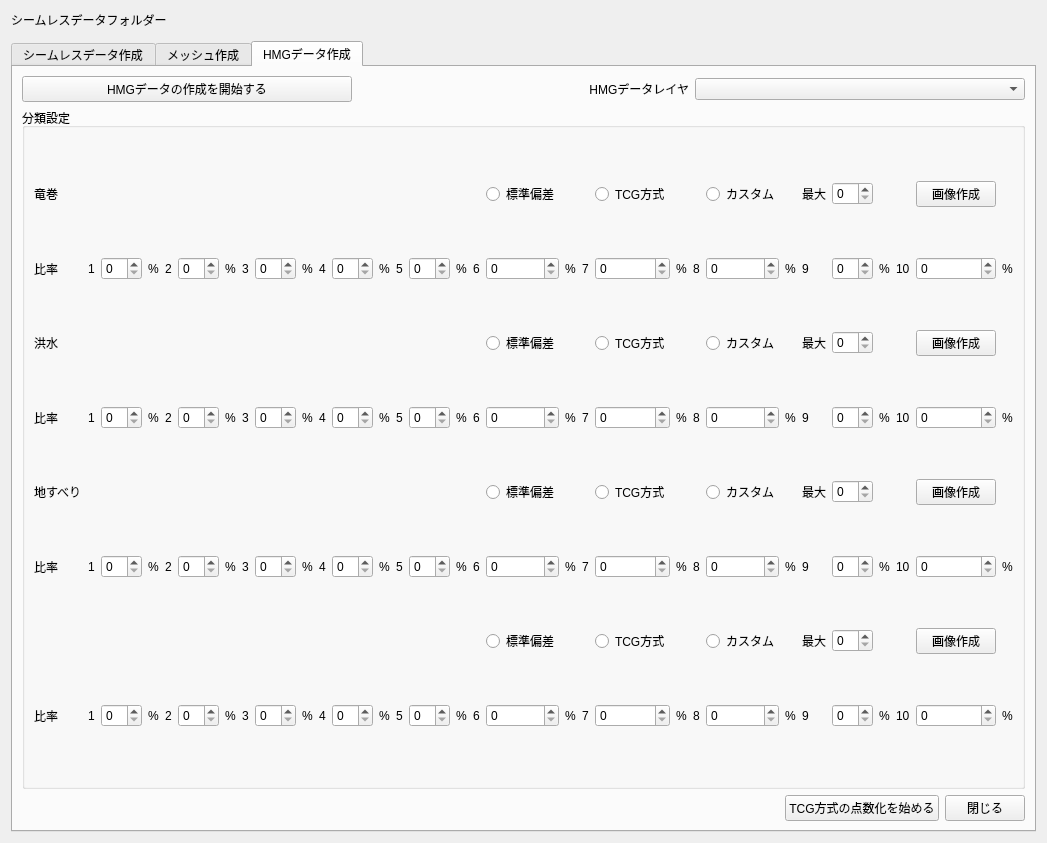
Above: ui/main_window.ui from 0712kazu/HazardMapGame_tool before the change. Below: the same form after it.
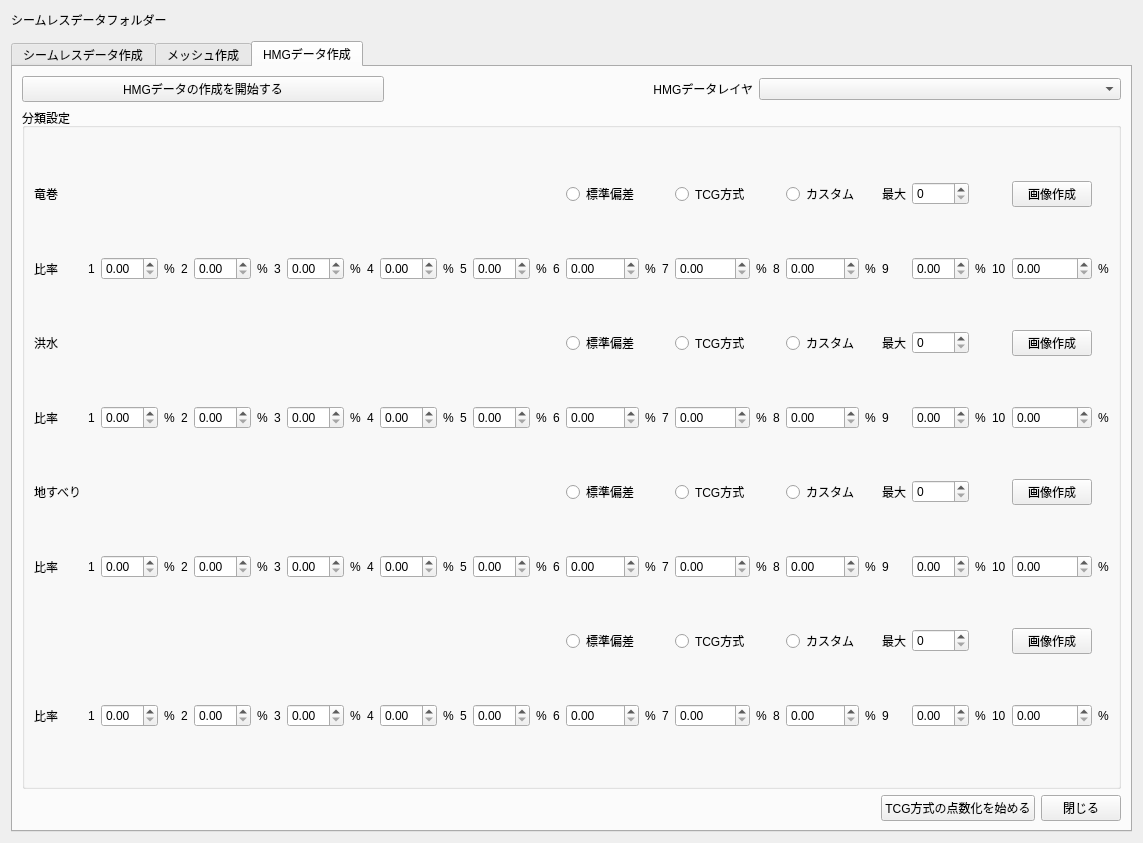
That is the form after the change. The open tabs and pages were chosen to show the change. Custom widgets are drawn as their Qt base class.

Commit message: Fix classification round issue

```diff
--- a/ui/main_window.ui
+++ b/ui/main_window.ui
@@ -809,7 +809,7 @@
               </widget>
             </item>
             <item row="1" column="2">
-              <widget class="QSpinBox" name="classif_percent_1_tornado"/>
+              <widget class="QDoubleSpinBox" name="classif_percent_1_tornado"/>
              </item>
             <item row="1" column="3">
               <widget class="QLabel" name="label_percent_1_tornado">
@@ -826,7 +826,7 @@
               </widget>
             </item>
             <item row="1" column="5">
-              <widget class="QSpinBox" name="classif_percent_2_tornado"/>
+              <widget class="QDoubleSpinBox" name="classif_percent_2_tornado"/>
              </item>
             <item row="1" column="6">
               <widget class="QLabel" name="label_percent_2_tornado">
@@ -843,7 +843,7 @@
               </widget>
             </item>
             <item row="1" column="8">
-              <widget class="QSpinBox" name="classif_percent_3_tornado"/>
+              <widget class="QDoubleSpinBox" name="classif_percent_3_tornado"/>
              </item>
             <item row="1" column="9">
               <widget class="QLabel" name="label_percent_3_tornado">
@@ -860,7 +860,7 @@
               </widget>
             </item>
             <item row="1" column="11">
-              <widget class="QSpinBox" name="classif_percent_4_tornado"/>
+              <widget class="QDoubleSpinBox" name="classif_percent_4_tornado"/>
              </item>
             <item row="1" column="12">
               <widget class="QLabel" name="label_percent_4_tornado">
@@ -877,7 +877,7 @@
               </widget>
             </item>
             <item row="1" column="14">
-              <widget class="QSpinBox" name="classif_percent_5_tornado"/>
+              <widget class="QDoubleSpinBox" name="classif_percent_5_tornado"/>
              </item>
             <item row="1" column="15">
               <widget class="QLabel" name="label_percent_5_tornado">
@@ -894,7 +894,7 @@
               </widget>
             </item>
             <item row="1" column="17">
-              <widget class="QSpinBox" name="classif_percent_6_tornado"/>
+              <widget class="QDoubleSpinBox" name="classif_percent_6_tornado"/>
              </item>
             <item row="1" column="18">
               <widget class="QLabel" name="label_percent_6_tornado">
@@ -911,7 +911,7 @@
               </widget>
             </item>
             <item row="1" column="20">
-              <widget class="QSpinBox" name="classif_percent_7_tornado"/>
+              <widget class="QDoubleSpinBox" name="classif_percent_7_tornado"/>
              </item>
             <item row="1" column="21">
               <widget class="QLabel" name="label_percent_7_tornado">
@@ -928,7 +928,7 @@
               </widget>
             </item>
             <item row="1" column="23">
-              <widget class="QSpinBox" name="classif_percent_8_tornado"/>
+              <widget class="QDoubleSpinBox" name="classif_percent_8_tornado"/>
              </item>
             <item row="1" column="24">
               <widget class="QLabel" name="label_percent_8_tornado">
@@ -945,7 +945,7 @@
               </widget>
             </item>
             <item row="1" column="26">
-              <widget class="QSpinBox" name="classif_percent_9_tornado"/>
+              <widget class="QDoubleSpinBox" name="classif_percent_9_tornado"/>
              </item>
             <item row="1" column="27">
               <widget class="QLabel" name="label_percent_9_tornado">
@@ -962,7 +962,7 @@
               </widget>
             </item>
             <item row="1" column="29">
-              <widget class="QSpinBox" name="classif_percent_10_tornado"/>
+              <widget class="QDoubleSpinBox" name="classif_percent_10_tornado"/>
              </item>
             <item row="1" column="30">
               <widget class="QLabel" name="label_percent_10_tornado">
@@ -1057,7 +1057,7 @@
               </widget>
             </item>
             <item row="3" column="2">
-              <widget class="QSpinBox" name="classif_percent_1_kozui"/>
+              <widget class="QDoubleSpinBox" name="classif_percent_1_kozui"/>
              </item>
             <item row="3" column="3">
               <widget class="QLabel" name="label_percent_1_kozui">
@@ -1074,7 +1074,7 @@
               </widget>
             </item>
             <item row="3" column="5">
-              <widget class="QSpinBox" name="classif_percent_2_kozui"/>
+              <widget class="QDoubleSpinBox" name="classif_percent_2_kozui"/>
              </item>
             <item row="3" column="6">
               <widget class="QLabel" name="label_percent_2_kozui">
@@ -1091,7 +1091,7 @@
               </widget>
             </item>
             <item row="3" column="8">
-              <widget class="QSpinBox" name="classif_percent_3_kozui"/>
+              <widget class="QDoubleSpinBox" name="classif_percent_3_kozui"/>
              </item>
             <item row="3" column="9">
               <widget class="QLabel" name="label_percent_3_kozui">
@@ -1108,7 +1108,7 @@
               </widget>
             </item>
             <item row="3" column="11">
-              <widget class="QSpinBox" name="classif_percent_4_kozui"/>
+              <widget class="QDoubleSpinBox" name="classif_percent_4_kozui"/>
              </item>
             <item row="3" column="12">
               <widget class="QLabel" name="label_percent_4_kozui">
@@ -1125,7 +1125,7 @@
               </widget>
             </item>
             <item row="3" column="14">
-              <widget class="QSpinBox" name="classif_percent_5_kozui"/>
+              <widget class="QDoubleSpinBox" name="classif_percent_5_kozui"/>
              </item>
             <item row="3" column="15">
               <widget class="QLabel" name="label_percent_5_kozui">
@@ -1142,7 +1142,7 @@
               </widget>
             </item>
             <item row="3" column="17">
-              <widget class="QSpinBox" name="classif_percent_6_kozui"/>
+              <widget class="QDoubleSpinBox" name="classif_percent_6_kozui"/>
              </item>
             <item row="3" column="18">
               <widget class="QLabel" name="label_percent_6_kozui">
@@ -1159,7 +1159,7 @@
               </widget>
             </item>
             <item row="3" column="20">
-              <widget class="QSpinBox" name="classif_percent_7_kozui"/>
+              <widget class="QDoubleSpinBox" name="classif_percent_7_kozui"/>
              </item>
             <item row="3" column="21">
               <widget class="QLabel" name="label_percent_7_kozui">
@@ -1176,7 +1176,7 @@
               </widget>
             </item>
             <item row="3" column="23">
-              <widget class="QSpinBox" name="classif_percent_8_kozui"/>
+              <widget class="QDoubleSpinBox" name="classif_percent_8_kozui"/>
              </item>
             <item row="3" column="24">
               <widget class="QLabel" name="label_percent_8_kozui">
@@ -1193,7 +1193,7 @@
               </widget>
             </item>
             <item row="3" column="26">
-              <widget class="QSpinBox" name="classif_percent_9_kozui"/>
+              <widget class="QDoubleSpinBox" name="classif_percent_9_kozui"/>
              </item>
             <item row="3" column="27">
               <widget class="QLabel" name="label_percent_9_kozui">
@@ -1210,7 +1210,7 @@
               </widget>
             </item>
             <item row="3" column="29">
-              <widget class="QSpinBox" name="classif_percent_10_kozui"/>
+              <widget class="QDoubleSpinBox" name="classif_percent_10_kozui"/>
              </item>
             <item row="3" column="30">
               <widget class="QLabel" name="label_percent_10_kozui">
@@ -1305,7 +1305,7 @@
               </widget>
             </item>
             <item row="9" column="2">
-              <widget class="QSpinBox" name="classif_percent_1_jisuberi"/>
+              <widget class="QDoubleSpinBox" name="classif_percent_1_jisuberi"/>
              </item>
             <item row="9" column="3">
               <widget class="QLabel" name="label_percent_1_jisuberi">
@@ -1322,7 +1322,7 @@
               </widget>
             </item>
             <item row="9" column="5">
-              <widget class="QSpinBox" name="classif_percent_2_jisuberi"/>
+              <widget class="QDoubleSpinBox" name="classif_percent_2_jisuberi"/>
              </item>
             <item row="9" column="6">
               <widget class="QLabel" name="label_percent_2_jisuberi">
@@ -1339,7 +1339,7 @@
               </widget>
             </item>
             <item row="9" column="8">
-              <widget class="QSpinBox" name="classif_percent_3_jisuberi"/>
+              <widget class="QDoubleSpinBox" name="classif_percent_3_jisuberi"/>
              </item>
             <item row="9" column="9">
               <widget class="QLabel" name="label_percent_3_jisuberi">
@@ -1356,7 +1356,7 @@
               </widget>
             </item>
             <item row="9" column="11">
-              <widget class="QSpinBox" name="classif_percent_4_jisuberi"/>
+              <widget class="QDoubleSpinBox" name="classif_percent_4_jisuberi"/>
              </item>
             <item row="9" column="12">
               <widget class="QLabel" name="label_percent_4_jisuberi">
@@ -1373,7 +1373,7 @@
               </widget>
             </item>
             <item row="9" column="14">
-              <widget class="QSpinBox" name="classif_percent_5_jisuberi"/>
+              <widget class="QDoubleSpinBox" name="classif_percent_5_jisuberi"/>
              </item>
             <item row="9" column="15">
               <widget class="QLabel" name="label_percent_5_jisuberi">
@@ -1390,7 +1390,7 @@
               </widget>
             </item>
             <item row="9" column="17">
-              <widget class="QSpinBox" name="classif_percent_6_jisuberi"/>
+              <widget class="QDoubleSpinBox" name="classif_percent_6_jisuberi"/>
              </item>
             <item row="9" column="18">
               <widget class="QLabel" name="label_percent_6_jisuberi">
@@ -1407,7 +1407,7 @@
               </widget>
             </item>
             <item row="9" column="20">
-              <widget class="QSpinBox" name="classif_percent_7_jisuberi"/>
+              <widget class="QDoubleSpinBox" name="classif_percent_7_jisuberi"/>
              </item>
             <item row="9" column="21">
               <widget class="QLabel" name="label_percent_7_jisuberi">
@@ -1424,7 +1424,7 @@
               </widget>
             </item>
             <item row="9" column="23">
-              <widget class="QSpinBox" name="classif_percent_8_jisuberi"/>
+              <widget class="QDoubleSpinBox" name="classif_percent_8_jisuberi"/>
              </item>
             <item row="9" column="24">
               <widget class="QLabel" name="label_percent_8_jisuberi">
@@ -1441,7 +1441,7 @@
               </widget>
             </item>
             <item row="9" column="26">
-              <widget class="QSpinBox" name="classif_percent_9_jisuberi"/>
+              <widget class="QDoubleSpinBox" name="classif_percent_9_jisuberi"/>
              </item>
             <item row="9" column="27">
               <widget class="QLabel" name="label_percent_9_jisuberi">
@@ -1458,7 +1458,7 @@
               </widget>
             </item>
             <item row="9" column="29">
-              <widget class="QSpinBox" name="classif_percent_10_jisuberi"/>
+              <widget class="QDoubleSpinBox" name="classif_percent_10_jisuberi"/>
              </item>
             <item row="9" column="30">
               <widget class="QLabel" name="label_percent_10_jisuberi">
@@ -1539,7 +1539,7 @@
               </widget>
             </item>
             <item row="11" column="2">
-              <widget class="QSpinBox" name="classif_percent_1_saigai"/>
+              <widget class="QDoubleSpinBox" name="classif_percent_1_saigai"/>
              </item>
             <item row="11" column="3">
               <widget class="QLabel" name="label_percent_1_saigai">
@@ -1556,7 +1556,7 @@
               </widget>
             </item>
             <item row="11" column="5">
-              <widget class="QSpinBox" name="classif_percent_2_saigai"/>
+              <widget class="QDoubleSpinBox" name="classif_percent_2_saigai"/>
              </item>
             <item row="11" column="6">
               <widget class="QLabel" name="label_percent_2_saigai">
@@ -1573,7 +1573,7 @@
               </widget>
             </item>
             <item row="11" column="8">
-              <widget class="QSpinBox" name="classif_percent_3_saigai"/>
+              <widget class="QDoubleSpinBox" name="classif_percent_3_saigai"/>
              </item>
             <item row="11" column="9">
               <widget class="QLabel" name="label_percent_3_saigai">
@@ -1590,7 +1590,7 @@
               </widget>
             </item>
             <item row="11" column="11">
-              <widget class="QSpinBox" name="classif_percent_4_saigai"/>
+              <widget class="QDoubleSpinBox" name="classif_percent_4_saigai"/>
              </item>
             <item row="11" column="12">
               <widget class="QLabel" name="label_percent_4_saigai">
@@ -1607,7 +1607,7 @@
               </widget>
             </item>
             <item row="11" column="14">
-              <widget class="QSpinBox" name="classif_percent_5_saigai"/>
+              <widget class="QDoubleSpinBox" name="classif_percent_5_saigai"/>
              </item>
             <item row="11" column="15">
               <widget class="QLabel" name="label_percent_5_saigai">
@@ -1624,7 +1624,7 @@
               </widget>
             </item>
             <item row="11" column="17">
-              <widget class="QSpinBox" name="classif_percent_6_saigai"/>
+              <widget class="QDoubleSpinBox" name="classif_percent_6_saigai"/>
              </item>
             <item row="11" column="18">
               <widget class="QLabel" name="label_percent_6_saigai">
@@ -1641,7 +1641,7 @@
               </widget>
             </item>
             <item row="11" column="20">
-              <widget class="QSpinBox" name="classif_percent_7_saigai"/>
+              <widget class="QDoubleSpinBox" name="classif_percent_7_saigai"/>
              </item>
             <item row="11" column="21">
               <widget class="QLabel" name="label_percent_7_saigai">
@@ -1658,7 +1658,7 @@
               </widget>
             </item>
             <item row="11" column="23">
-              <widget class="QSpinBox" name="classif_percent_8_saigai"/>
+              <widget class="QDoubleSpinBox" name="classif_percent_8_saigai"/>
              </item>
             <item row="11" column="24">
               <widget class="QLabel" name="label_percent_8_saigai">
@@ -1675,7 +1675,7 @@
               </widget>
             </item>
             <item row="11" column="26">
-              <widget class="QSpinBox" name="classif_percent_9_saigai"/>
+              <widget class="QDoubleSpinBox" name="classif_percent_9_saigai"/>
              </item>
             <item row="11" column="27">
               <widget class="QLabel" name="label_percent_9_saigai">
@@ -1692,7 +1692,7 @@
               </widget>
             </item>
             <item row="11" column="29">
-              <widget class="QSpinBox" name="classif_percent_10_saigai"/>
+              <widget class="QDoubleSpinBox" name="classif_percent_10_saigai"/>
              </item>
             <item row="11" column="30">
               <widget class="QLabel" name="label_percent_10_saigai">
```
